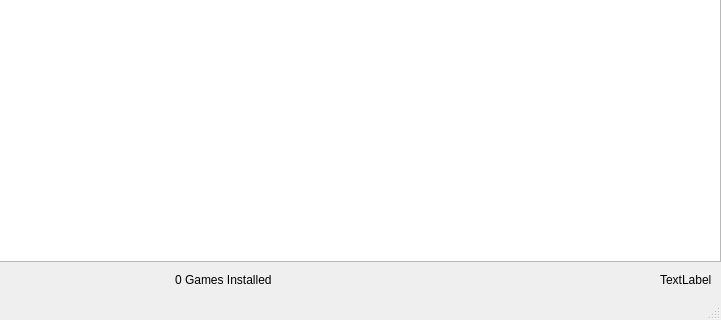
Above: atlas/ui/mainwindow.ui from KJNeko/Atlas before the change; both pictures show x 322 to 1043 and y 468 to 788 of the 1043 by 788 pixel window. Below: the same form after it.
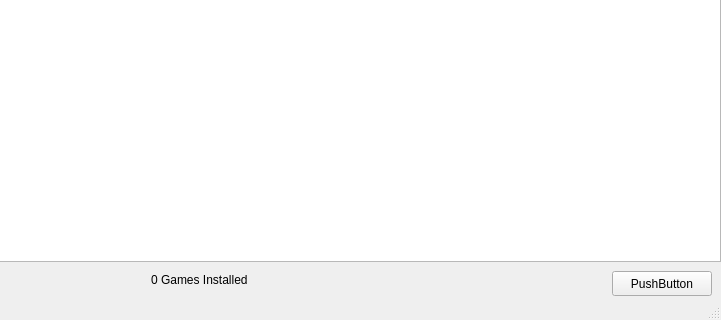
That is the form after the change. Icons and pictures are not drawn. Custom widgets are drawn as their Qt base class.

Commit message: fixed installed version label

Diff of the .ui file:
```diff
--- a/atlas/ui/mainwindow.ui
+++ b/atlas/ui/mainwindow.ui
@@ -412,9 +412,15 @@
         </spacer>
        </item>
        <item>
-        <widget class="QLabel" name="lbAtlasVersion">
+        <widget class="QPushButton" name="dummy_button">
+         <property name="minimumSize">
+          <size>
+           <width>100</width>
+           <height>25</height>
+          </size>
+         </property>
          <property name="text">
-          <string>TextLabel</string>
+          <string>PushButton</string>
          </property>
         </widget>
        </item>
```
The commit also changes 1 other file.
